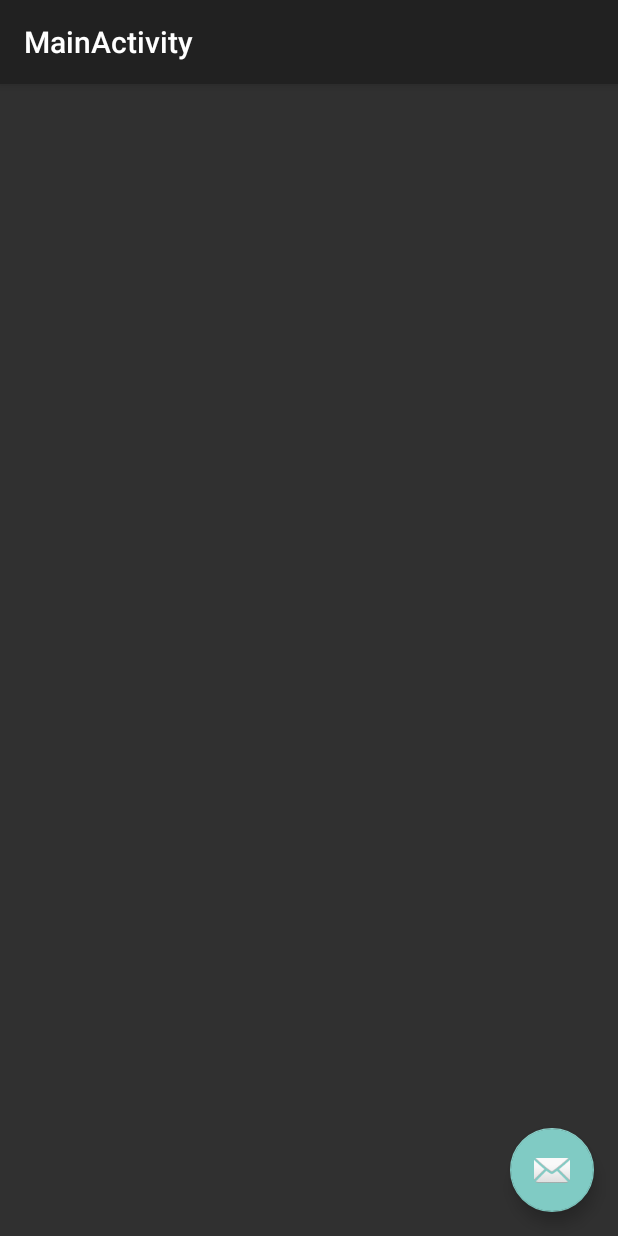
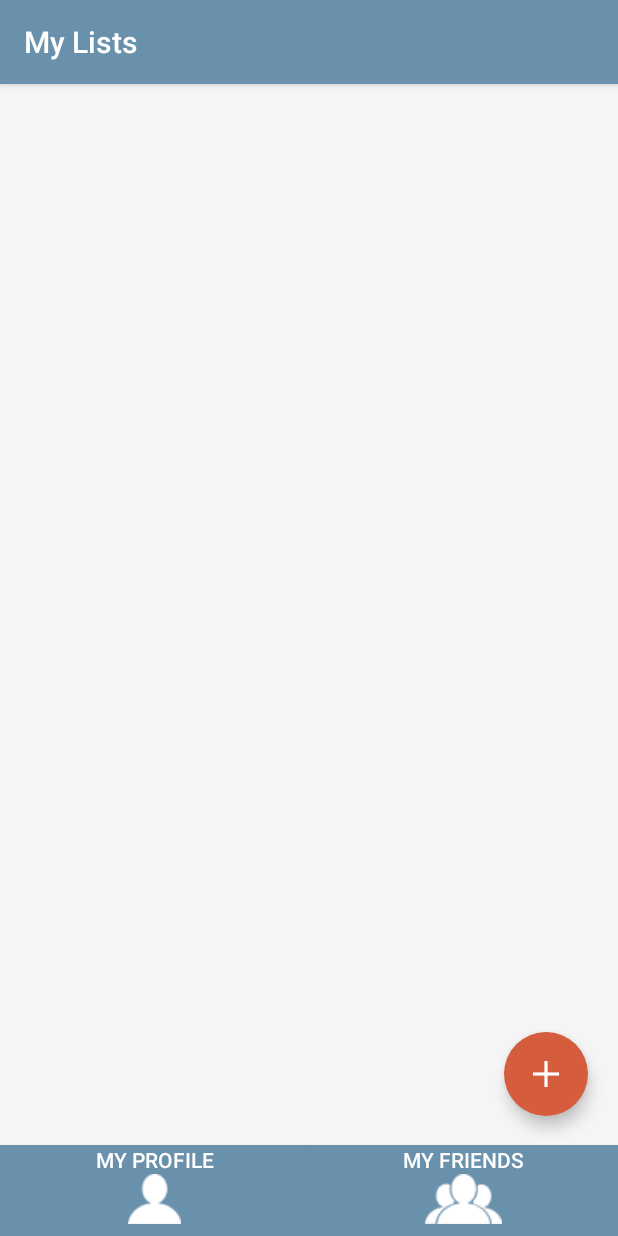
Before and after one commit to ethanln/CS456TBD, an Android app: the MainActivity screen opened directly, with no data from a screen before it, on a phone screen of 412 x 824 dp. Run offline under Robolectric (Android 15) with nearby library versions, the phone set to English and light mode, and no system bars.

Commit message:
added main page

```diff
--- a/AppPrototype/app/src/main/res/layout/activity_main.xml
+++ b/AppPrototype/app/src/main/res/layout/activity_main.xml
@@ -5,6 +5,7 @@
     android:layout_width="match_parent"
     android:layout_height="match_parent"
     android:fitsSystemWindows="true"
+    android:background="@color/obscured_white"
     tools:context="com.tbd.appprototype.MainActivity">
 
     <android.support.design.widget.AppBarLayout
@@ -16,7 +17,7 @@
             android:id="@+id/toolbar"
             android:layout_width="match_parent"
             android:layout_height="?attr/actionBarSize"
-            android:background="?attr/colorPrimary"
+            android:background="@color/dark_blue"
             app:popupTheme="@style/PopupOverlay" />
 
     </android.support.design.widget.AppBarLayout>
@@ -27,8 +28,40 @@
         android:id="@+id/fab"
         android:layout_width="wrap_content"
         android:layout_height="wrap_content"
-        android:layout_gravity="bottom|end"
-        android:layout_margin="@dimen/fab_margin"
-        android:src="@android:drawable/ic_dialog_email" />
+        android:layout_gravity="right|bottom"
+        android:layout_marginRight="20dp"
+        android:layout_marginBottom="80dp"
+        app:backgroundTint="@color/dark_orange"
+        android:src="@drawable/ic_add"
+        app:fabSize="normal"
+        app:borderWidth="0dp"/>
+
+    <LinearLayout xmlns:android="http://schemas.android.com/apk/res/android"
+        android:orientation="horizontal"
+        android:layout_width="fill_parent"
+        android:layout_height="fill_parent"
+        android:gravity="bottom|center">
+
+        <Button
+            android:id="@+id/my_profile"
+            android:layout_width="wrap_content"
+            android:layout_height="wrap_content"
+            android:layout_weight=".5"
+            android:background="@color/dark_blue"
+            android:drawableBottom="@drawable/ic_my_profile"
+            android:paddingBottom="8dp"
+            android:text="My Profile" />
+        <Button
+            android:id="@+id/my_friends"
+            android:layout_width="wrap_content"
+            android:layout_height="wrap_content"
+            android:layout_gravity="bottom|center"
+            android:layout_weight=".5"
+            android:background="@color/dark_blue"
+            android:drawableBottom="@drawable/ic_friend"
+            android:paddingBottom="8dp"
+            android:text="My Friends" />
+
+    </LinearLayout>
 
 </android.support.design.widget.CoordinatorLayout>
--- a/AppPrototype/app/src/main/res/layout/content_main.xml
+++ b/AppPrototype/app/src/main/res/layout/content_main.xml
@@ -12,4 +12,10 @@
     tools:context="com.tbd.appprototype.MainActivity"
     tools:showIn="@layout/activity_main">
 
+    <ListView
+        android:layout_width="wrap_content"
+        android:layout_height="wrap_content">
+
+
+    </ListView>
 </RelativeLayout>
--- a/AppPrototype/app/src/main/res/values/colors.xml
+++ b/AppPrototype/app/src/main/res/values/colors.xml
@@ -12,4 +12,12 @@
 
     <color name="loginFacebookButton">#533DD5</color>
     <color name="loginGoogleButton">#D55C3D</color>
+
+    <!-- Primary Colors -->
+    <color name="obscured_white">#f5f5f5</color>
+    <color name="light_blue">#c2d7df</color>
+    <color name="dark_blue">#6a91ab</color>
+    <color name="dark_gray">#67727a</color>
+    <color name="dark_orange">#d55c3d</color>
+
 </resources>
--- a/AppPrototype/app/src/main/res/values/strings.xml
+++ b/AppPrototype/app/src/main/res/values/strings.xml
@@ -1,4 +1,5 @@
 <resources>
+    <!--Login Screen-->
     <string name="app_name">Net List</string>
     <string name="email_address">email</string>
     <string name="password">password</string>
@@ -9,6 +10,9 @@
     <!-- Mock Credentials -->
     <string name="email_cred">user</string>
     <string name="pass_cred">user</string>
-    <string name="title_activity_main">MainActivity</string>
+
+    <!-- My Lists -->
+    <string name="title_activity_main">My Lists</string>
+
 
 </resources>
```
Also changed, not shown: AppPrototype/app/src/main/res/drawable/ic_add.png (added), AppPrototype/app/src/main/res/drawable/ic_friend.png (added), AppPrototype/app/src/main/res/drawable/ic_my_profile.png (added).
